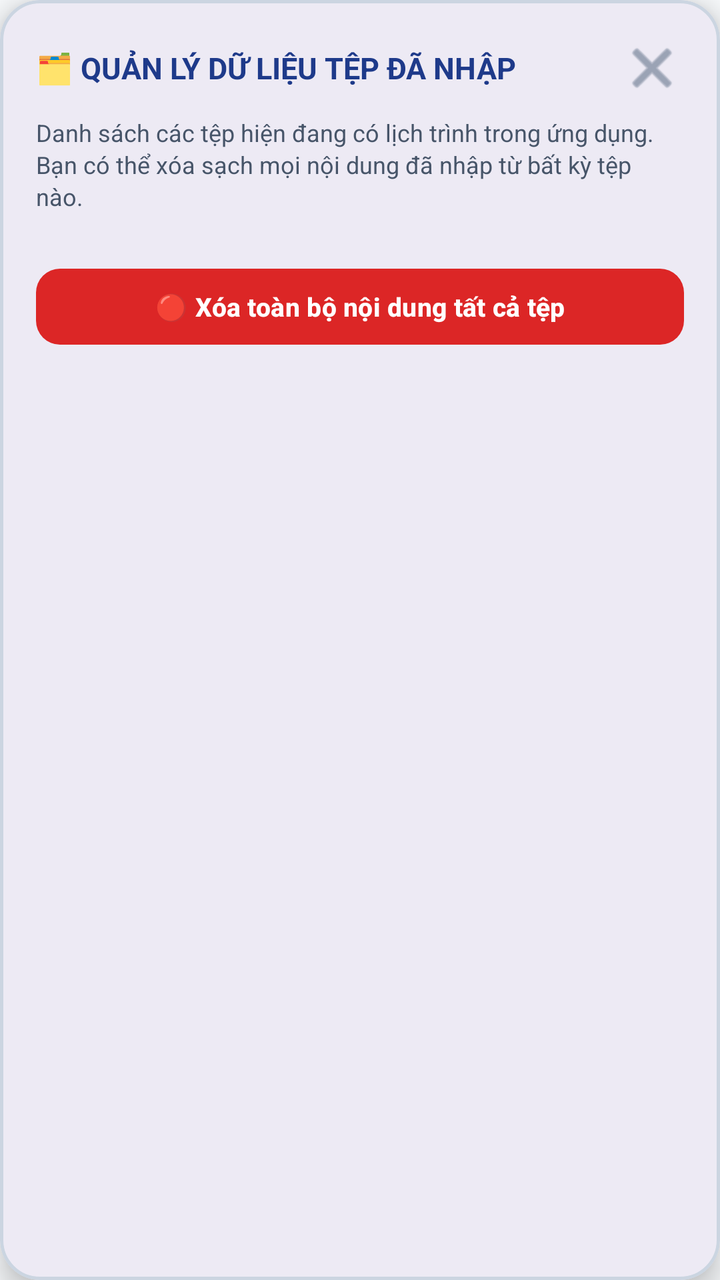
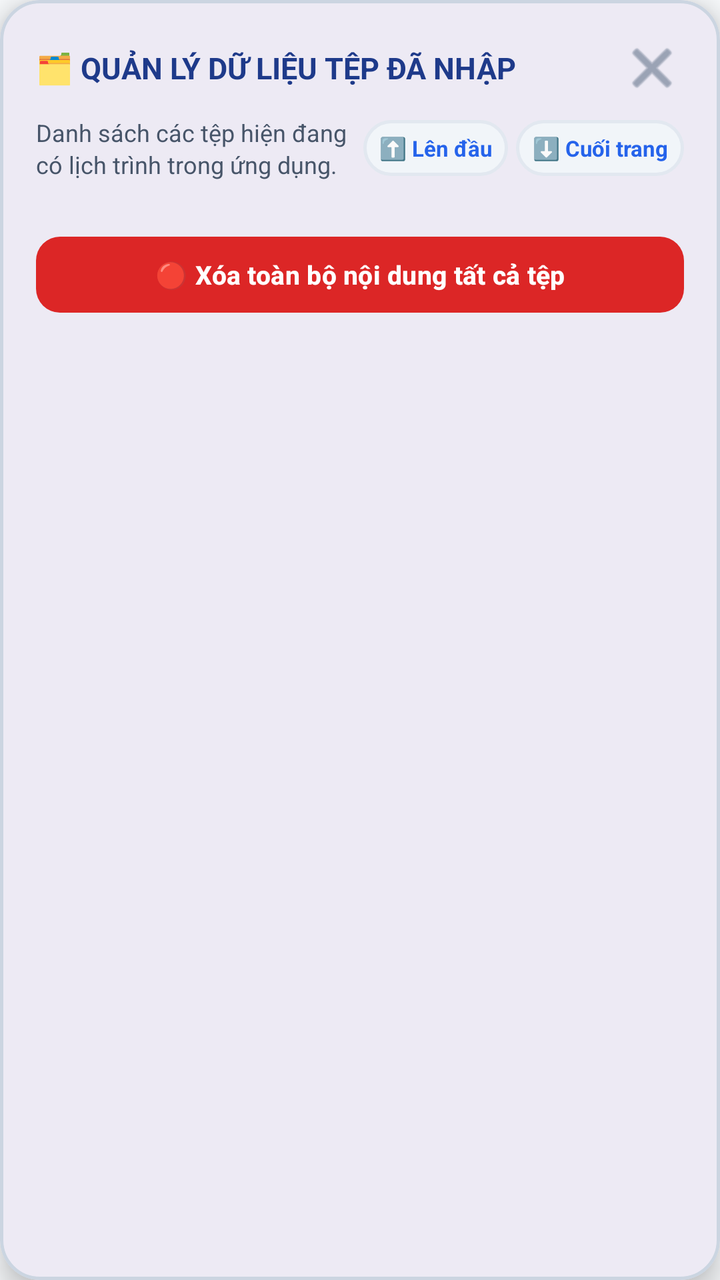

The first picture is an Android layout as it rendered before a commit; the second is the same layout after the commit. The layout source and the unified diff follow.
<!-- AndroidManifest.xml: application theme Theme.LectuPlan -->
<!-- res/layout/dialog_manage_imported_files.xml -->
<?xml version="1.0" encoding="utf-8"?>
<com.google.android.material.card.MaterialCardView
    xmlns:android="http://schemas.android.com/apk/res/android"
    xmlns:app="http://schemas.android.com/apk/res-auto"
    android:layout_width="match_parent"
    android:layout_height="wrap_content"
    app:cardCornerRadius="20dp"
    app:cardElevation="8dp"
    app:strokeWidth="1.5dp"
    app:strokeColor="@color/border_default"
    app:cardBackgroundColor="@color/surface_card">

    <LinearLayout
        android:layout_width="match_parent"
        android:layout_height="wrap_content"
        android:orientation="vertical"
        android:padding="18dp">

        
        <LinearLayout
            android:layout_width="match_parent"
            android:layout_height="wrap_content"
            android:orientation="horizontal"
            android:gravity="center_vertical"
            android:layout_marginBottom="8dp">

            <TextView
                android:layout_width="0dp"
                android:layout_height="wrap_content"
                android:layout_weight="1"
                android:text="🗂️ QUẢN LÝ DỮ LIỆU TỆP ĐÃ NHẬP"
                android:textSize="15sp"
                android:textStyle="bold"
                android:textColor="@color/tab_header_title" />

            <ImageButton
                android:id="@+id/btnCloseManageFiles"
                android:layout_width="32dp"
                android:layout_height="32dp"
                android:background="?android:attr/selectableItemBackgroundBorderless"
                android:contentDescription="Đóng"
                android:src="@android:drawable/ic_menu_close_clear_cancel"
                app:tint="@color/nav_item_unselected_tint" />
        </LinearLayout>

        <TextView
            android:layout_width="match_parent"
            android:layout_height="wrap_content"
            android:text="Danh sách các tệp hiện đang có lịch trình trong ứng dụng. Bạn có thể xóa sạch mọi nội dung đã nhập từ bất kỳ tệp nào."
            android:textSize="12sp"
            android:textColor="@color/text_secondary"
            android:layout_marginBottom="12dp"
            android:lineSpacingExtra="2dp" />

        
        <FrameLayout
            android:layout_width="match_parent"
            android:layout_height="0dp"
            android:layout_weight="1"
            android:layout_marginBottom="12dp">

            <androidx.recyclerview.widget.RecyclerView
                android:id="@+id/rvManageFilesList"
                android:layout_width="match_parent"
                android:layout_height="match_parent"
                android:nestedScrollingEnabled="true" />
        </FrameLayout>

        <TextView
            android:id="@+id/tvEmptyManageFiles"
            android:layout_width="match_parent"
            android:layout_height="wrap_content"
            android:text="☕ Hiện không có tệp nào có dữ liệu trong ứng dụng."
            android:textColor="@color/text_secondary"
            android:textSize="13sp"
            android:gravity="center"
            android:padding="20dp"
            android:visibility="gone" />

        
        <com.google.android.material.button.MaterialButton
            android:id="@+id/btnDeleteAllFilesAndEvents"
            android:layout_width="match_parent"
            android:layout_height="wrap_content"
            android:minHeight="46dp"
            android:paddingVertical="10dp"
            android:paddingHorizontal="14dp"
            android:text="🔴 Xóa toàn bộ nội dung tất cả tệp"
            android:textColor="#FFFFFF"
            android:textSize="13sp"
            android:textStyle="bold"
            app:cornerRadius="12dp"
            app:backgroundTint="#DC2626" />

    </LinearLayout>
</com.google.android.material.card.MaterialCardView>
<!-- resources referenced by this layout -->
<resources>
  <color name="border_default">#CBD5E1</color>
  <color name="nav_item_unselected_tint">#64748B</color>
  <color name="surface_card">#FFFFFF</color>
  <color name="tab_header_title">#1E3A8A</color>
  <color name="text_secondary">#475569</color>
  <style name="Theme.LectuPlan" parent="Base.Theme.LectuPlan" />
  <style name="Base.Theme.LectuPlan" parent="Theme.Material3.DayNight.NoActionBar">
          <item name="android:windowBackground">@color/window_background</item>
          <item name="colorSurface">@color/surface_card</item>
          <item name="colorOnSurface">@color/text_primary</item>
          <item name="colorSurfaceVariant">@color/surface_card_secondary</item>
          <item name="colorOnSurfaceVariant">@color/text_secondary</item>
          
          <item name="android:windowLightStatusBar" tools:targetApi="23">true</item>
          <item name="android:windowLightNavigationBar" tools:targetApi="27">true</item>
      </style>
  <color name="window_background">#F8FAFC</color>
  <color name="text_primary">#0F172A</color>
  <color name="surface_card_secondary">#F1F5F9</color>
</resources>

<!-- the commit's change to res/layout/dialog_manage_imported_files.xml (unified diff, before → after) -->
@@ -43,14 +43,51 @@
                 app:tint="@color/nav_item_unselected_tint" />
         </LinearLayout>
 
-        <TextView
+        <LinearLayout
             android:layout_width="match_parent"
             android:layout_height="wrap_content"
-            android:text="Danh sách các tệp hiện đang có lịch trình trong ứng dụng. Bạn có thể xóa sạch mọi nội dung đã nhập từ bất kỳ tệp nào."
-            android:textSize="12sp"
-            android:textColor="@color/text_secondary"
-            android:layout_marginBottom="12dp"
-            android:lineSpacingExtra="2dp" />
+            android:orientation="horizontal"
+            android:gravity="center_vertical"
+            android:layout_marginBottom="12dp">
+
+            <TextView
+                android:layout_width="0dp"
+                android:layout_height="wrap_content"
+                android:layout_weight="1"
+                android:text="Danh sách các tệp hiện đang có lịch trình trong ứng dụng."
+                android:textSize="12sp"
+                android:textColor="@color/text_secondary"
+                android:lineSpacingExtra="2dp" />
+
+            <TextView
+                android:id="@+id/btnManageFilesScrollTop"
+                android:layout_width="wrap_content"
+                android:layout_height="28dp"
+                android:background="@drawable/bg_search_input"
+                android:gravity="center"
+                android:paddingHorizontal="8dp"
+                android:text="⬆️ Lên đầu"
+                android:textColor="@color/accent_blue"
+                android:textSize="11sp"
+                android:textStyle="bold"
+                android:clickable="true"
+                android:focusable="true"
+                android:layout_marginEnd="4dp" />
+
+            <TextView
+                android:id="@+id/btnManageFilesScrollBottom"
+                android:layout_width="wrap_content"
+                android:layout_height="28dp"
+                android:background="@drawable/bg_search_input"
+                android:gravity="center"
+                android:paddingHorizontal="8dp"
+                android:text="⬇️ Cuối trang"
+                android:textColor="@color/accent_blue"
+                android:textSize="11sp"
+                android:textStyle="bold"
+                android:clickable="true"
+                android:focusable="true" />
+        </LinearLayout>
 
         
         <FrameLayout
<!-- resource entries referenced after the edit -->
@@ -1,10 +1,21 @@
 <!-- resources referenced by this layout -->
 <resources>
+  <color name="accent_blue">#2563EB</color>
   <color name="border_default">#CBD5E1</color>
   <color name="nav_item_unselected_tint">#64748B</color>
   <color name="surface_card">#FFFFFF</color>
   <color name="tab_header_title">#1E3A8A</color>
   <color name="text_secondary">#475569</color>
+  <!-- drawable bg_search_input (drawable) -->
+  <?xml version="1.0" encoding="utf-8"?>
+  <shape xmlns:android="http://schemas.android.com/apk/res/android"
+      android:shape="rectangle">
+      <solid android:color="@color/surface_card_secondary" />
+      <corners android:radius="14dp" />
+      <stroke
+          android:width="1.5dp"
+          android:color="@color/border_subtle" />
+  </shape>
   <style name="Theme.LectuPlan" parent="Base.Theme.LectuPlan" />
   <style name="Base.Theme.LectuPlan" parent="Theme.Material3.DayNight.NoActionBar">
           <item name="android:windowBackground">@color/window_background</item>
@@ -19,5 +30,6 @@
   <color name="window_background">#F8FAFC</color>
   <color name="text_primary">#0F172A</color>
   <color name="surface_card_secondary">#F1F5F9</color>
+  <color name="border_subtle">#E2E8F0</color>
 </resources>
 
